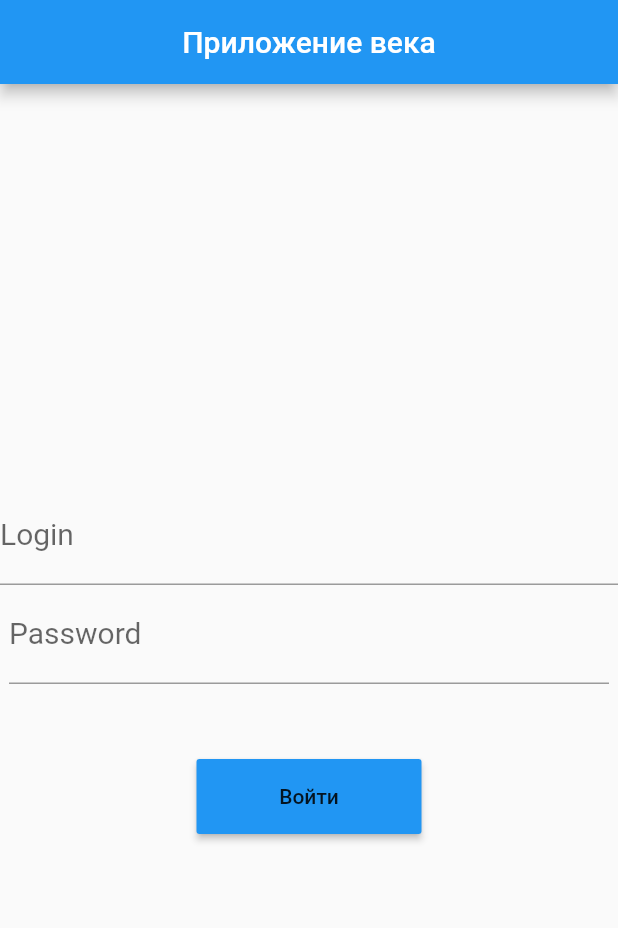
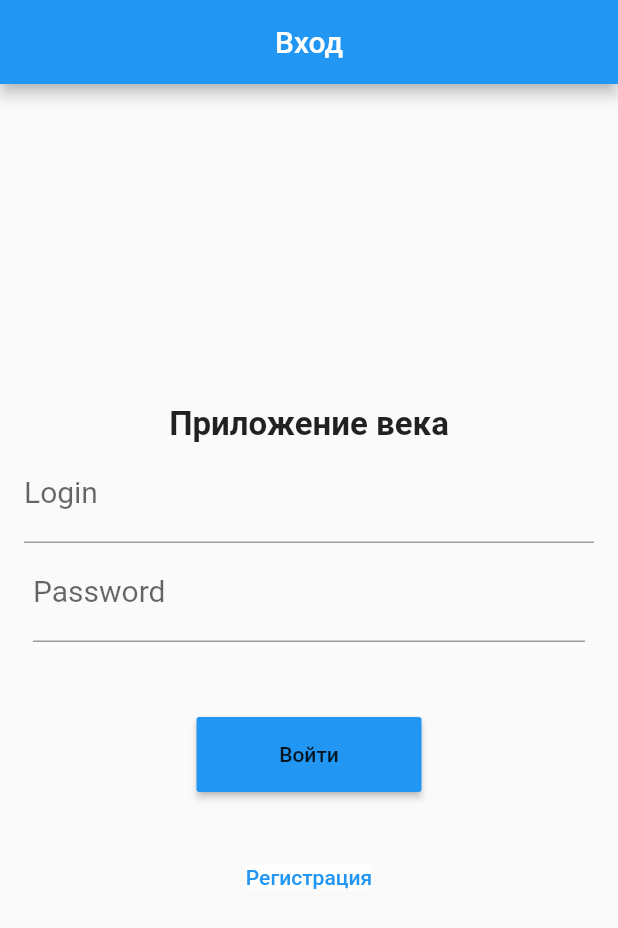
Before and after one commit to njhgfd203/Appcentery, a Flutter app: the screen it shows after launch, on a phone screen of 412 x 824 dp. Shown: the top 928 px of the screen. Run offline on Flutter 3.47's test engine with Material 2 defaults, Android fonts, the phone set to English and light mode, and no system bars.

Commit message:
Сделал отступы на 16 поинтов и добавил кнопку 'Регистрация'

```diff
--- a/lib/main.dart
+++ b/lib/main.dart
@@ -13,15 +13,24 @@ class AppCentury extends StatelessWidget {
     return MaterialApp(
       home: Scaffold(
         appBar: AppBar(
-          title: Text('Приложение века'),
+          title: Text('Вход'),
           centerTitle: true,
         ),
         key: scaffoldKey,
         body: Center(
           child: Column(
+
             mainAxisAlignment: MainAxisAlignment.center,
             children: <Widget>[
+
               new Container(
+                child: Text('Приложение века',
+                style:TextStyle(fontSize: 22.0,fontWeight:FontWeight.bold),
+                  ),
+              ),
+              new Container(
+                padding: new EdgeInsets.only(left: 16,right: 16,),
+
                 child: TextFormField(
                   decoration: new InputDecoration(labelText: 'Login'),
                   keyboardType: TextInputType.text, //
@@ -29,9 +38,11 @@ class AppCentury extends StatelessWidget {
                   onChanged: (text) {
                     loginText = text;
                   },
+
                 ),
               ),
               new Container(
+                padding: new EdgeInsets.only(left: 16,right: 16,),
                 child: TextFormField(
                     decoration: new InputDecoration(labelText: 'Password'),
                     obscureText: true,
@@ -81,11 +92,37 @@ class AppCentury extends StatelessWidget {
                           label: 'ok',
                           onPressed: () {},
                         ),
-                      ));
+                      )
+                      );
                     }
                   },
                 ),
+
               ),
+        new Padding(
+          padding: new EdgeInsets.only(top: 32.0),
+          child: new MaterialButton(
+
+            height: 50.0,
+            minWidth: 150.0,
+            child: new Text(
+              "Регистрация",
+              style: TextStyle(color: Colors.blue,background:Paint()..color = Colors.white70 ),
+            ),
+            onPressed: (){
+              scaffoldKey.currentState.showSnackBar(new SnackBar(content: Text('Регистрация скоро станет доступна'),
+                  action:SnackBarAction(
+                    label: 'Ok',
+                    onPressed: (){},
+                  ),
+              )
+              );
+
+
+
+            },
+          ),
+        ),
             ],
           ),
         ),
```
Also changed, not shown: pubspec.lock.
